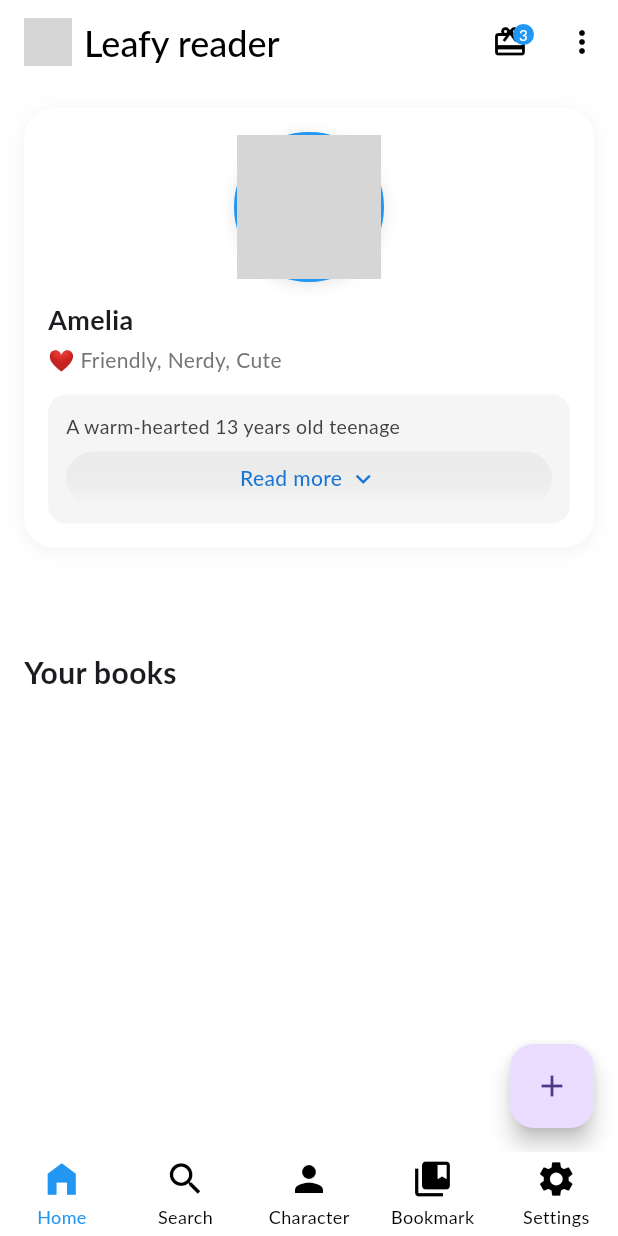
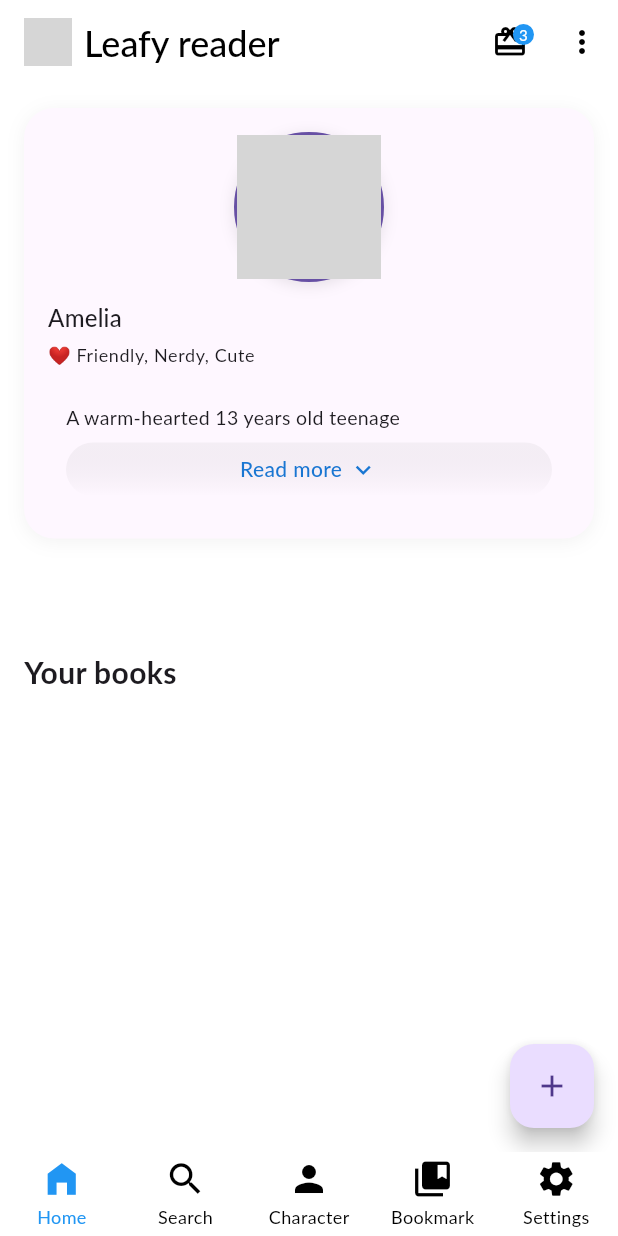
Before and after one commit to kiyo9w/ReadLeaf, a Flutter app: the screen it shows after launch, after a tap on "Amelia", after a tap on the "close" icon, on a phone screen of 412 x 824 dp. Run offline on Flutter 3.47's test engine with Material 3 defaults, Android fonts, the light colour scheme and no system bars; drawn by our look-alikes of persistent_bottom_nav_bar_v2; our stand-ins replace bloc, device_info_plus, dio, equatable, file_picker, flutter_bloc and 17 more; missing offline and left inert: epubx, external_path, flutter_inappwebview, pdfrx; accounts and stored records are empty; network calls fail; Roboto replaces fonts that are missing (Lato); grey boxes are pictures that could not be loaded.

Commit message:
more widgets to darkmode

```diff
--- a/lib/widgets/ai_character_slider.dart
+++ b/lib/widgets/ai_character_slider.dart
@@ -135,7 +135,12 @@ class AiCharacterSliderState extends State<AiCharacterSlider>
       // Trigger a new AI message in the HomeScreen
       if (context.mounted) {
         final homeScreen = context.findAncestorStateOfType<HomeScreenState>();
-        homeScreen?.generateNewAIMessage();
+        if (homeScreen != null) {
+          // Ensure the character switch is complete before generating new message
+          Future.microtask(() {
+            homeScreen.generateNewAIMessage();
+          });
+        }
       }
     }
     _collapse();
@@ -143,6 +148,7 @@ class AiCharacterSliderState extends State<AiCharacterSlider>
 
   @override
   Widget build(BuildContext context) {
+    final theme = Theme.of(context);
     return AnimatedContainer(
       duration: const Duration(milliseconds: 300),
       curve: Curves.easeInOut,
@@ -188,13 +194,14 @@ class AiCharacterSliderState extends State<AiCharacterSlider>
   }
 
   Widget _buildCollapsedView() {
+    final theme = Theme.of(context);
     return GestureDetector(
       onTap: _expand,
       child: Container(
         padding: const EdgeInsets.symmetric(vertical: 16, horizontal: 16),
         margin: const EdgeInsets.symmetric(horizontal: 16),
         decoration: BoxDecoration(
-          color: Colors.white,
+          color: theme.cardColor,
           borderRadius: BorderRadius.circular(20),
           boxShadow: [
             BoxShadow(
@@ -214,19 +221,13 @@ class AiCharacterSliderState extends State<AiCharacterSlider>
             const SizedBox(height: 12),
             Text(
               characters[_selectedIndex].name,
-              style: const TextStyle(
-                fontSize: 18,
-                fontWeight: FontWeight.bold,
-              ),
+              style: theme.textTheme.titleMedium,
               overflow: TextOverflow.ellipsis,
             ),
             const SizedBox(height: 4),
             Text(
               characters[_selectedIndex].trait,
-              style: TextStyle(
-                fontSize: 14,
-                color: Colors.grey[600],
-              ),
+              style: theme.textTheme.bodySmall,
               overflow: TextOverflow.ellipsis,
             ),
             const SizedBox(height: 12),
@@ -236,18 +237,18 @@ class AiCharacterSliderState extends State<AiCharacterSlider>
                   width: constraints.maxWidth,
                   padding: const EdgeInsets.all(12),
                   decoration: BoxDecoration(
-                    color: const Color(0xFFF5F5F5),
+                    color: theme.cardColor,
                     borderRadius: BorderRadius.circular(12),
                   ),
                   child: ExpandableDescription(
                     text: characters[_selectedIndex].personality,
-                    style: const TextStyle(
+                    style: TextStyle(
                       fontSize: 13,
                       height: 1.4,
-                      color: Color(0xFF424242),
+                      color: theme.textTheme.bodyMedium?.color,
                     ),
                     maxLines: 3,
-                    maxWidth: constraints.maxWidth - 24, // Account for padding
+                    maxWidth: constraints.maxWidth - 24,
                   ),
                 );
               },
@@ -259,9 +260,10 @@ class AiCharacterSliderState extends State<AiCharacterSlider>
   }
 
   Widget _buildExpandedView() {
+    final theme = Theme.of(context);
     return Container(
       decoration: BoxDecoration(
-        color: Colors.white,
+        color: theme.cardColor,
         borderRadius: BorderRadius.circular(20),
         boxShadow: [
           BoxShadow(
@@ -282,13 +284,13 @@ class AiCharacterSliderState extends State<AiCharacterSlider>
                 Expanded(
                   child: Text(
                     'Choose Character',
-                    style: Theme.of(context).textTheme.titleLarge,
+                    style: theme.textTheme.titleLarge,
                     overflow: TextOverflow.ellipsis,
                   ),
                 ),
                 IconButton(
                   onPressed: _collapse,
-                  icon: const Icon(Icons.close),
+                  icon: Icon(Icons.close, color: theme.iconTheme.color),
                 ),
               ],
             ),
@@ -312,6 +314,7 @@ class AiCharacterSliderState extends State<AiCharacterSlider>
     final character = characters[index];
     final isSelected = index == _selectedIndex;
     final isCustom = character.categories.contains('Custom');
+    final theme = Theme.of(context);
 
     return GestureDetector(
       onTap: () => _onCharacterTap(index),
@@ -320,10 +323,12 @@ class AiCharacterSliderState extends State<AiCharacterSlider>
         margin: const EdgeInsets.symmetric(horizontal: 8),
         padding: const EdgeInsets.all(12),
         decoration: BoxDecoration(
-          color: isSelected ? const Color(0xFFE3F2FD) : Colors.white,
+          color: isSelected
+              ? theme.primaryColor.withOpacity(0.1)
+              : theme.cardColor,
           borderRadius: BorderRadius.circular(16),
           border: Border.all(
-            color: isSelected ? Colors.blue : Colors.grey[200]!,
+            color: isSelected ? theme.primaryColor : theme.dividerColor,
             width: isSelected ? 2 : 1,
           ),
         ),
@@ -338,18 +343,12 @@ class AiCharacterSliderState extends State<AiCharacterSlider>
                 const SizedBox(height: 8),
                 Text(
                   character.name,
-                  style: const TextStyle(
-                    fontSize: 16,
-                    fontWeight: FontWeight.bold,
-                  ),
+                  style: theme.textTheme.titleMedium,
                 ),
                 const SizedBox(height: 4),
                 Text(
                   character.trait,
-                  style: TextStyle(
-                    fontSize: 12,
-                    color: Colors.grey[600],
-                  ),
+                  style: theme.textTheme.bodySmall,
                 ),
               ],
             ),
@@ -380,13 +379,15 @@ class AiCharacterSliderState extends State<AiCharacterSlider>
   }
 
   Widget _buildCharacterAvatar(int index, {bool large = false}) {
+    final theme = Theme.of(context);
     return Container(
       width: large ? 100 : 80,
       height: large ? 100 : 80,
       decoration: BoxDecoration(
         shape: BoxShape.circle,
         border: Border.all(
-          color: index == _selectedIndex ? Colors.blue : Colors.transparent,
+          color:
+              index == _selectedIndex ? theme.primaryColor : Colors.transparent,
           width: 2,
         ),
         boxShadow: [
```
Also changed, not shown: lib/widgets/book_info_widget.dart (+59 -49 lines).
